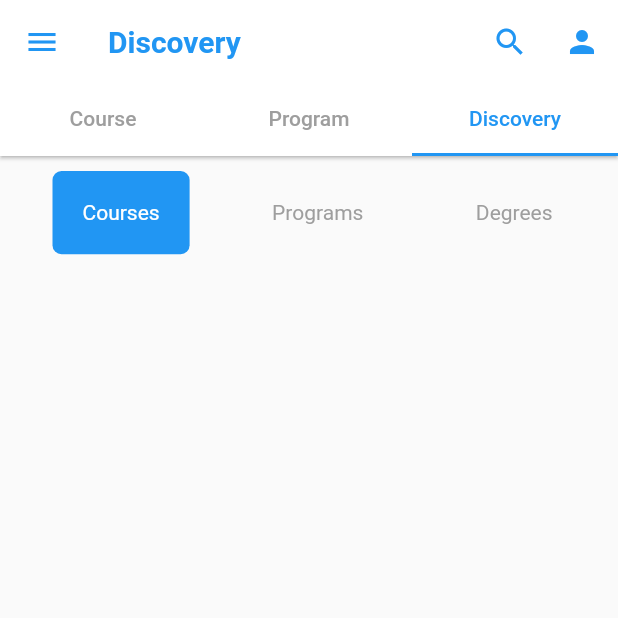
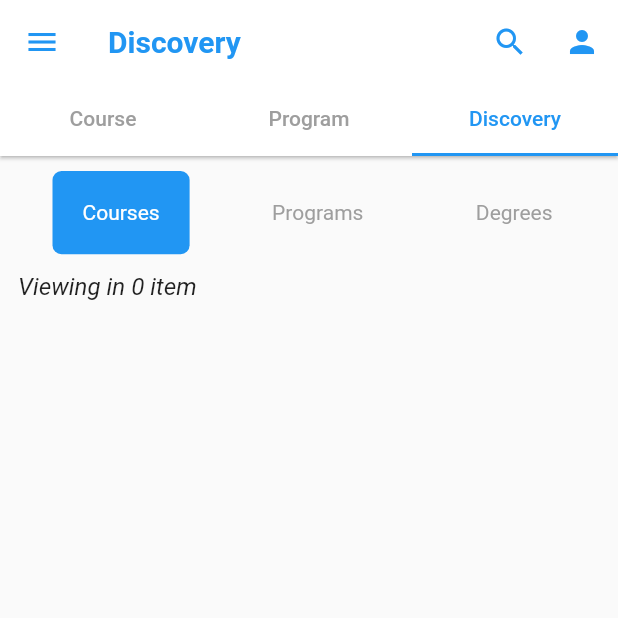
Before and after one commit to 3Console/edX, a Flutter app: the screen it shows once a user with an empty profile is signed in, tab 3 chosen, on a phone screen of 412 x 824 dp, the top half of it. Run offline on Flutter 3.47's test engine with Material 2 defaults, Android fonts, the phone set to English and light mode, and no system bars; our stand-ins replace chewie, cloud_firestore, firebase_auth, flutter_spinkit, video_player; accounts and stored records are empty; network calls fail.

Commit message:
get total item from firestore

```diff
--- a/lib/pages/course/course.dart
+++ b/lib/pages/course/course.dart
@@ -40,7 +40,7 @@ class _CoursePageState extends State<CoursePage> {
                       snapshot1.data.documents[index]['course_id']),
                   builder: (context, snapshot2) {
                     if (!snapshot2.hasData)
-                      return Text('');
+                      return Center(child: CircularProgressIndicator());
                     else {
                       if (snapshot2.data['type'] == 'course') {
                         return Card(
@@ -52,6 +52,7 @@ class _CoursePageState extends State<CoursePage> {
                                     builder: (context) => LessonPage(
                                       courseID: snapshot1.data.documents[index]
                                           ['course_id'],
+                                      courseName: snapshot2.data['name'],
                                     ),
                                   ));
                             },
--- a/lib/pages/discovery/discovery_detail.dart
+++ b/lib/pages/discovery/discovery_detail.dart
@@ -43,9 +43,13 @@ class _DiscoveryDetailState extends State<DiscoveryDetail> {
   Widget build(BuildContext context) {
     data = ModalRoute.of(context).settings.arguments;
     return isEnrolled
-        ? LessonPage(courseID: data['course_id'])
+        ? LessonPage(courseID: data['course_id'], courseName: data['name'])
         : Scaffold(
             appBar: AppBar(
+              title: Text(
+                'Discover',
+                style: TextStyle(color: Colors.blue),
+              ),
               backgroundColor: Colors.white,
               elevation: 1,
               iconTheme: IconThemeData(color: Colors.blue),
--- a/lib/pages/discovery/discovery_item.dart
+++ b/lib/pages/discovery/discovery_item.dart
@@ -14,6 +14,7 @@ class DiscoveryItem extends StatefulWidget {
 
 class _DiscoveryItemState extends State<DiscoveryItem> {
   final CourseService _course = CourseService();
+  int count = 0;
 
   @override
   Widget build(BuildContext context) {
@@ -23,8 +24,29 @@ class _DiscoveryItemState extends State<DiscoveryItem> {
         child: StreamBuilder(
           stream: _course.getCourseByType(widget.type),
           builder: (context, snapshot) {
-            if (!snapshot.hasData) return Text("");
-            return ListView.builder(
+            if (!snapshot.hasData)
+              return Center(child: CircularProgressIndicator());
+            WidgetsBinding.instance.addPostFrameCallback((_) {
+              setState(() {
+                count = snapshot.data.documents.length;
+              });
+            });
+            return Column(
+              crossAxisAlignment: CrossAxisAlignment.start,
+              children: <Widget>[
+                Expanded(
+                  flex: 0,
+                  child: Padding(
+                    padding: const EdgeInsets.fromLTRB(12, 6, 0, 12),
+                    child: Text(
+                      'Viewing in $count item' + '${count > 1 ? 's' : ''}',
+                      style:
+                          TextStyle(fontSize: 16, fontStyle: FontStyle.italic),
+                    ),
+                  ),
+                ),
+                Expanded(
+                  child: ListView.builder(
                     itemCount: snapshot.data.documents.length,
                     itemBuilder: (context, index) {
                       return Card(
@@ -35,15 +57,18 @@ class _DiscoveryItemState extends State<DiscoveryItem> {
                                 MaterialPageRoute(
                                     builder: (context) => DiscoveryDetail(),
                                     settings: RouteSettings(arguments: {
-                                'course_id':
-                                    snapshot.data.documents[index].documentID,
-                                'name': snapshot.data.documents[index]['name'],
-                                'url': snapshot.data.documents[index]['url'],
-                                'publisher': snapshot.data.documents[index]
-                                    ['publisher'],
-                                'type': snapshot.data.documents[index]['type'],
-                                'description': snapshot.data.documents[index]
-                                    ['description']
+                                      'course_id': snapshot
+                                          .data.documents[index].documentID,
+                                      'name': snapshot.data.documents[index]
+                                          ['name'],
+                                      'url': snapshot.data.documents[index]
+                                          ['url'],
+                                      'publisher': snapshot
+                                          .data.documents[index]['publisher'],
+                                      'type': snapshot.data.documents[index]
+                                          ['type'],
+                                      'description': snapshot
+                                          .data.documents[index]['description']
                                     })));
                           },
                           child: buildItemCard(
@@ -54,6 +79,9 @@ class _DiscoveryItemState extends State<DiscoveryItem> {
                         ),
                       );
                     },
+                  ),
+                ),
+              ],
             );
           },
         ),
```
Also changed, not shown: lib/pages/discovery/lesson.dart (+37 -5 lines). Lines whose indentation alone changed are shown as unchanged.
